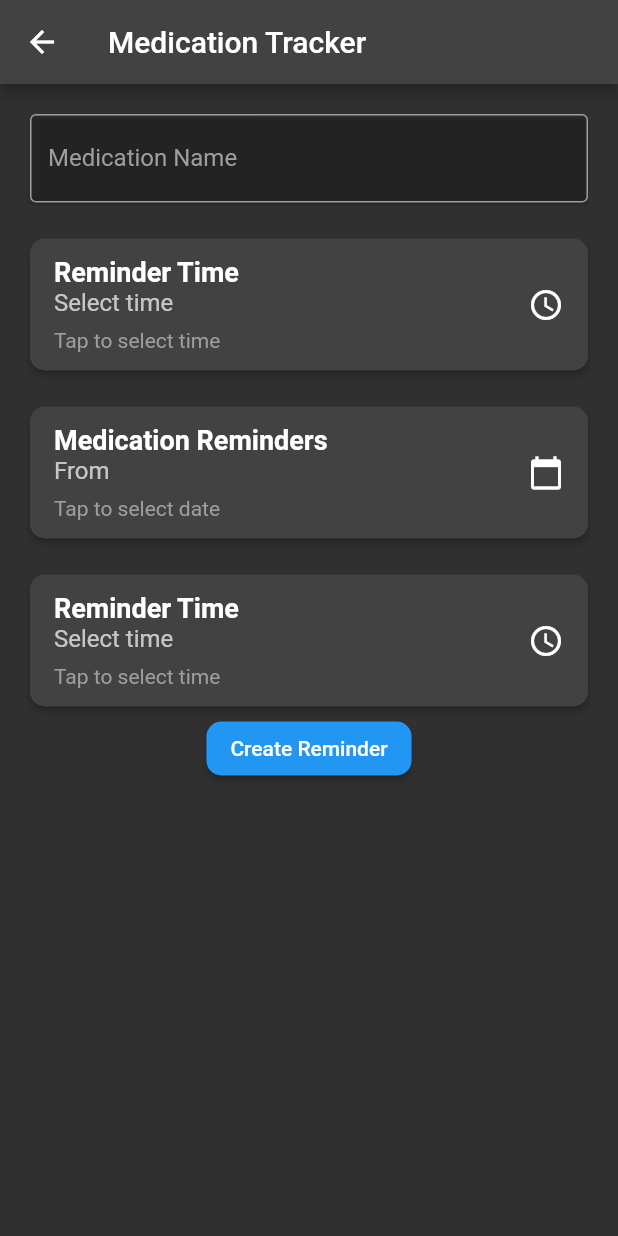
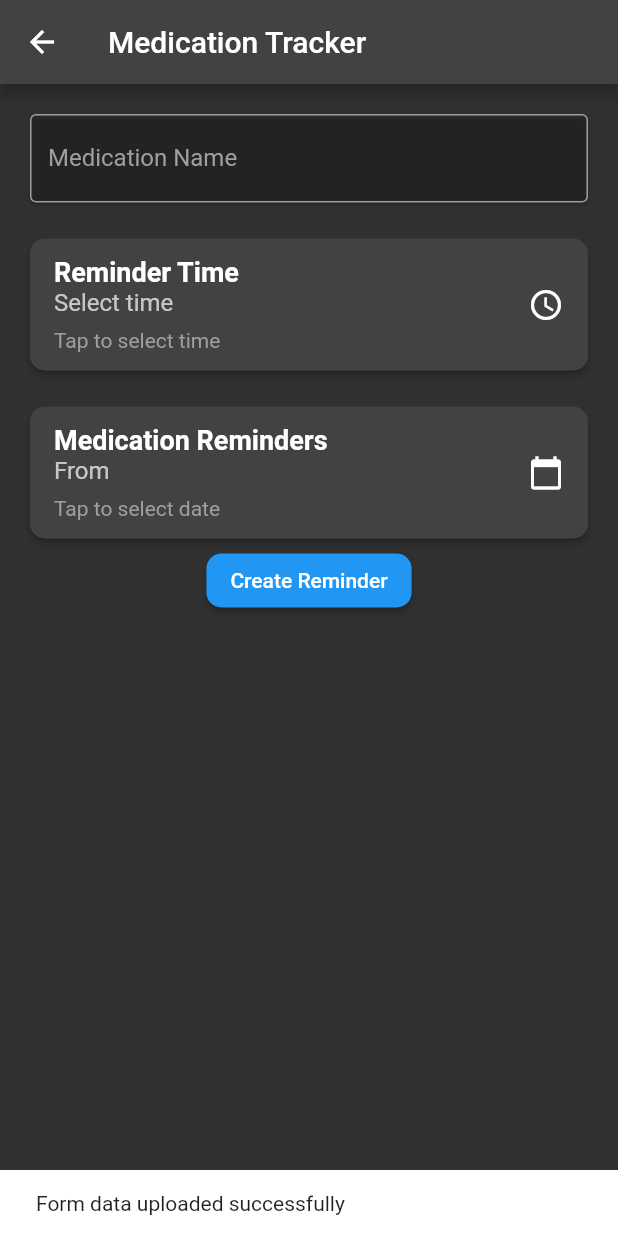
Before and after one commit to yashrathi-git/Serenity, a Flutter app: the MedicationRemindersScreen screen opened directly, after a tap on "Create Reminder", on a phone screen of 412 x 824 dp. Run offline on Flutter 3.47's test engine with Material 2 defaults, Android fonts, the phone set to English and light mode, and no system bars; our stand-ins replace carousel_slider, cloud_firestore, firebase_auth, firebase_core, flutter_signin_button, geolocator and 3 more; accounts and stored records are empty.

Commit message:
Connect it to the BACKEWNNNNNND

```diff
--- a/lib/screens/physical_health/medication_reminder.dart
+++ b/lib/screens/physical_health/medication_reminder.dart
@@ -1,3 +1,5 @@
+import 'package:cloud_firestore/cloud_firestore.dart';
+import 'package:firebase_auth/firebase_auth.dart';
 import 'package:flutter/material.dart';
 
 class MedicationRemindersScreen extends StatefulWidget {
@@ -10,6 +12,33 @@ class _MedicationRemindersScreenState extends State<MedicationRemindersScreen> {
   DateTime? selectedDate;
   TimeOfDay? selectedTime;
   TextEditingController medicationNameController = TextEditingController();
+
+  Future<void> _uploadFormData() async {
+    try {
+      User? currentUser = FirebaseAuth.instance.currentUser;
+      // Get a reference to the Firestore collection
+      CollectionReference remindersCollection =
+          FirebaseFirestore.instance.collection('reminders');
+
+      // Create a new document in the collection
+      await remindersCollection.add({
+        'userId': currentUser?.uid,
+        'medicationName': medicationNameController.text,
+        'selectedDate': selectedDate,
+        'selectedTime': selectedTime.toString(),
+      });
+
+      // Show a success message
+      ScaffoldMessenger.of(context).showSnackBar(
+        SnackBar(content: Text('Form data uploaded successfully')),
+      );
+    } catch (error) {
+      // Show an error message
+      ScaffoldMessenger.of(context).showSnackBar(
+        SnackBar(content: Text(error.toString())),
+      );
+    }
+  }
 
   Future<void> _openDatePicker() async {
     final DateTime? picked = await showDatePicker(
@@ -148,39 +177,6 @@ class _MedicationRemindersScreenState extends State<MedicationRemindersScreen> {
                   onTap: _openDatePicker,
                 ),
               ),
-              SizedBox(height: 16.0),
-              Card(
-                elevation: 2,
-                shape: RoundedRectangleBorder(
-                  borderRadius: BorderRadius.circular(10),
-                ),
-                child: ListTile(
-                  contentPadding:
-                      EdgeInsets.symmetric(vertical: 8, horizontal: 16),
-                  title: Text(
-                    'Reminder Time',
-                    style: TextStyle(fontWeight: FontWeight.bold, fontSize: 18),
-                  ),
-                  subtitle: Column(
-                    crossAxisAlignment: CrossAxisAlignment.start,
-                    children: [
-                      Text(
-                        selectedTime == null
-                            ? 'Select time'
-                            : 'Time: ${selectedTime!.format(context)}',
-                        style: TextStyle(fontSize: 16),
-                      ),
-                      SizedBox(height: 8),
-                      Text(
-                        'Tap to select time',
-                        style: TextStyle(fontSize: 14, color: Colors.grey),
-                      ),
-                    ],
-                  ),
-                  trailing: Icon(Icons.access_time),
-                  onTap: _openTimePicker,
-                ),
-              ),
               ElevatedButton(
                 // Make it span the entire width
                 style: ElevatedButton.styleFrom(
@@ -189,11 +185,7 @@ class _MedicationRemindersScreenState extends State<MedicationRemindersScreen> {
                     borderRadius: BorderRadius.circular(10),
                   ),
                 ),
-                onPressed: () {
-                  // Handle submit button press
-                  // You can perform form validation or submit data here
-                  // You can access the entered medication name using medicationNameController.text
-                },
+                onPressed: _uploadFormData,
                 child: Text('Create Reminder'),
               )
             ],
```
